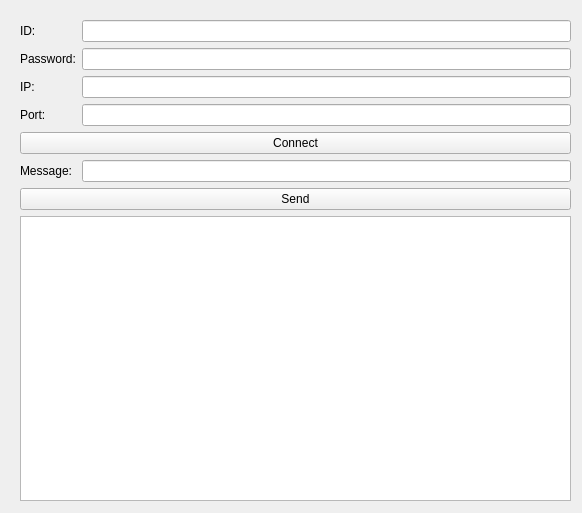
Before: the Qt Designer form JoKimYouHa/widget.ui in PyJaejin/lab4-Messenger, drawn with Qt 5.
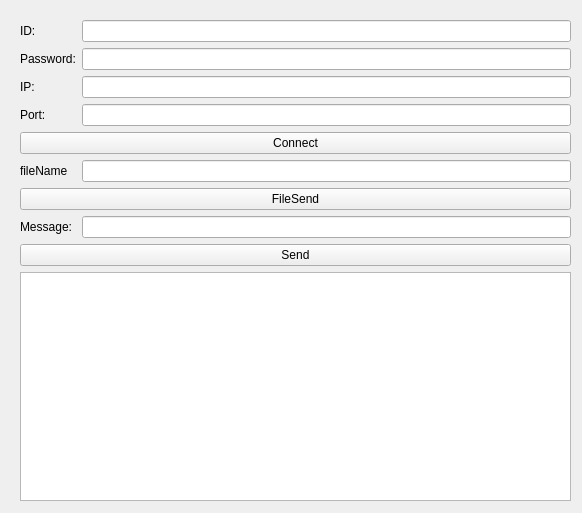
After: the same form once the commit is applied.

Commit message: 클라이언트 FTP 파일 전송 기능을 위한 UI 부분 추가 및 소스코드와 연결. 라이브러리 추가 사용(QProcess)

What changed in the file:
```diff
--- a/JoKimYouHa/widget.ui
+++ b/JoKimYouHa/widget.ui
@@ -42,14 +42,14 @@
       </property>
      </widget>
     </item>
-    <item row="6" column="0" colspan="2">
+    <item row="8" column="0" colspan="2">
      <widget class="QPushButton" name="sendButton">
       <property name="text">
        <string>Send</string>
       </property>
      </widget>
     </item>
-    <item row="7" column="0" colspan="2">
+    <item row="9" column="0" colspan="2">
      <widget class="QListWidget" name="listWidget">
       <property name="autoScroll">
        <bool>false</bool>
@@ -85,7 +85,7 @@
       </property>
      </widget>
     </item>
-    <item row="5" column="1">
+    <item row="7" column="1">
      <widget class="QLineEdit" name="messageLineEdit"/>
     </item>
     <item row="2" column="0">
@@ -95,6 +95,9 @@
       </property>
      </widget>
     </item>
+    <item row="5" column="1">
+     <widget class="QLineEdit" name="fileName_edit"/>
+    </item>
     <item row="3" column="0">
      <widget class="QLabel" name="label_3">
       <property name="text">
@@ -102,13 +105,27 @@
       </property>
      </widget>
     </item>
-    <item row="5" column="0">
+    <item row="7" column="0">
      <widget class="QLabel" name="label_2">
       <property name="text">
        <string>Message:</string>
       </property>
      </widget>
     </item>
+    <item row="5" column="0">
+     <widget class="QLabel" name="asd">
+      <property name="text">
+       <string>fileName</string>
+      </property>
+     </widget>
+    </item>
+    <item row="6" column="0" colspan="2">
+     <widget class="QPushButton" name="pushButton">
+      <property name="text">
+       <string>FileSend</string>
+      </property>
+     </widget>
+    </item>
     <item row="1" column="0">
      <widget class="QLabel" name="label_4">
       <property name="text">
@@ -116,12 +133,6 @@
       </property>
      </widget>
     </item>
-    <item row="1" column="1">
-     <widget class="QLineEdit" name="pw_edit"/>
-    </item>
-    <item row="0" column="1">
-     <widget class="QLineEdit" name="id_edit"/>
-    </item>
     <item row="0" column="0">
      <widget class="QLabel" name="label_5">
       <property name="text">
@@ -129,6 +140,12 @@
       </property>
      </widget>
     </item>
+    <item row="0" column="1">
+     <widget class="QLineEdit" name="id_edit"/>
+    </item>
+    <item row="1" column="1">
+     <widget class="QLineEdit" name="pw_edit"/>
+    </item>
    </layout>
   </widget>
  </widget>
```
The commit also changes 2 other files.
